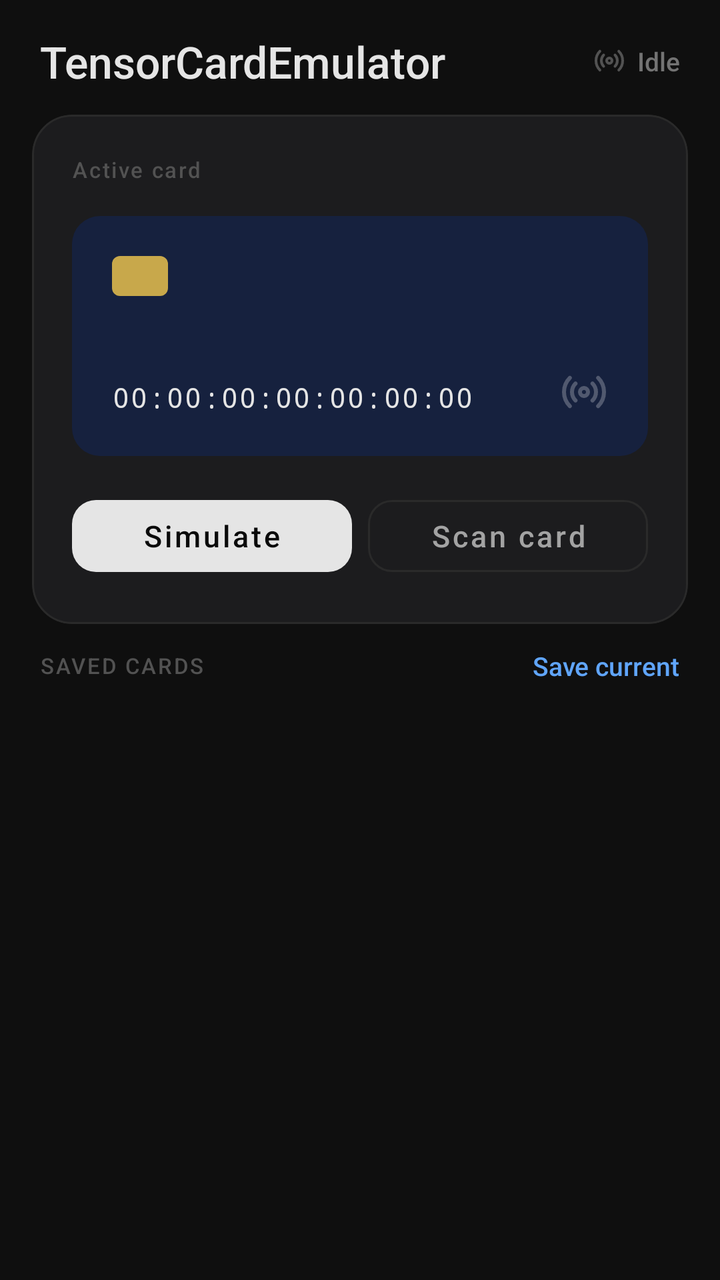
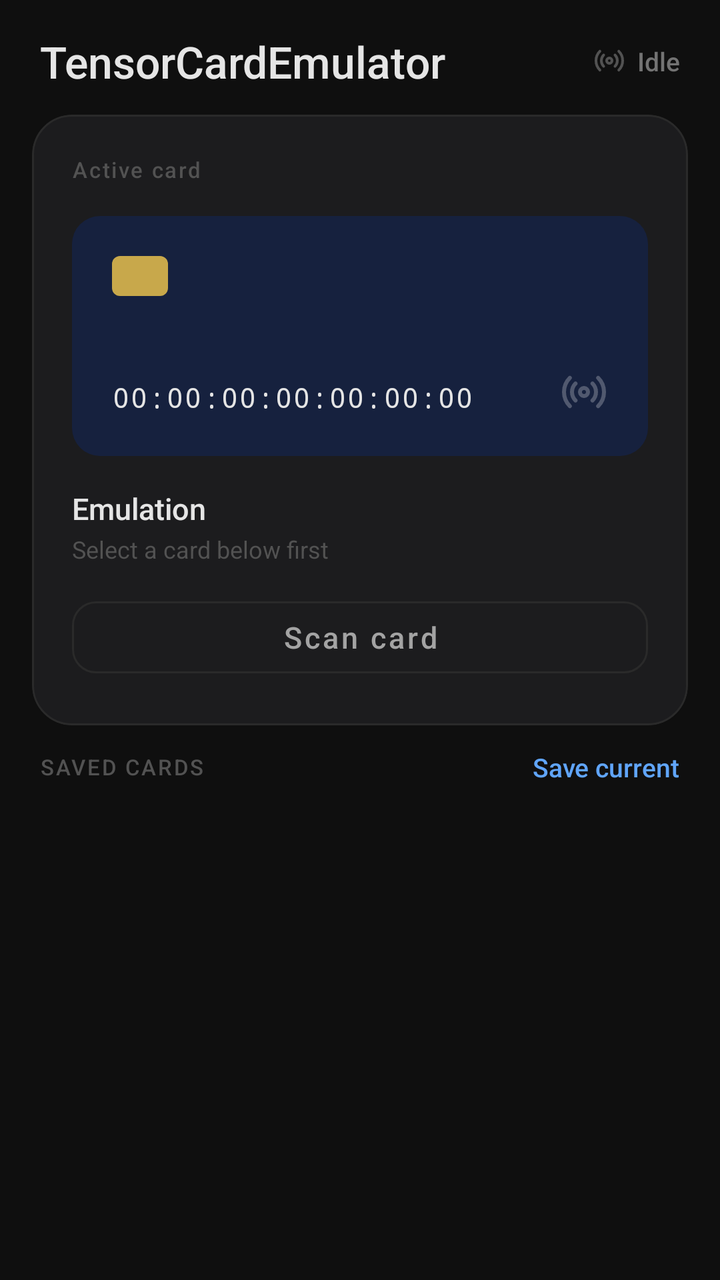

Before-and-after screenshots of an Android layout around one commit, followed by the original layout XML and the change that was made.
<!-- AndroidManifest.xml: application theme Theme.TensorCardEmulator -->
<!-- res/layout/activity_nfc_emulator.xml -->
<?xml version="1.0" encoding="utf-8"?>
<LinearLayout xmlns:android="http://schemas.android.com/apk/res/android"
    xmlns:app="http://schemas.android.com/apk/res-auto"
    xmlns:tools="http://schemas.android.com/tools"
    android:layout_width="match_parent"
    android:layout_height="match_parent"
    android:background="#0F0F0F"
	android:fitsSystemWindows="true"
    android:orientation="vertical">

    <LinearLayout
        android:layout_width="match_parent"
        android:layout_height="wrap_content"
        android:orientation="horizontal"
        android:gravity="center_vertical"
        android:paddingStart="20dp"
        android:paddingEnd="20dp"
        android:paddingTop="16dp"
        android:paddingBottom="12dp">

        <TextView
            android:layout_width="0dp"
            android:layout_height="wrap_content"
            android:layout_weight="1"
            android:text="@string/app_name"
            android:textColor="#E5E5E5"
            android:textSize="22sp"
            android:fontFamily="sans-serif-medium" />

        <LinearLayout
            android:layout_width="wrap_content"
            android:layout_height="wrap_content"
            android:gravity="center_vertical"
            android:orientation="horizontal">

            <ImageView
                android:id="@+id/statusIcon"
                android:layout_width="16dp"
                android:layout_height="16dp"
                android:layout_marginEnd="6dp"
                android:src="@drawable/radio"
                app:tint="#525252"
                tools:ignore="ContentDescription" />

            <TextView
                android:id="@+id/statusText"
                android:layout_width="wrap_content"
                android:layout_height="wrap_content"
                android:text="@string/IDLE"
                android:textColor="#737373"
                android:textSize="13sp"
                android:fontFamily="sans-serif-medium" />

        </LinearLayout>

    </LinearLayout>

    <androidx.core.widget.NestedScrollView
        android:layout_width="match_parent"
        android:layout_height="0dp"
        android:layout_weight="1">

        <LinearLayout
            android:layout_width="match_parent"
            android:layout_height="wrap_content"
            android:orientation="vertical"
            android:paddingStart="16dp"
            android:paddingEnd="16dp"
            android:paddingBottom="100dp">

            <com.google.android.material.card.MaterialCardView
                android:layout_width="match_parent"
                android:layout_height="wrap_content"
                android:layout_marginBottom="12dp"
                app:cardBackgroundColor="#1C1C1E"
                app:cardCornerRadius="20dp"
                app:cardElevation="0dp"
                app:strokeColor="#2A2A2A"
                app:strokeWidth="1dp">

                <LinearLayout
                    android:layout_width="match_parent"
                    android:layout_height="wrap_content"
                    android:orientation="vertical"
                    android:padding="20dp">

                    <TextView
                        android:layout_width="wrap_content"
                        android:layout_height="wrap_content"
                        android:layout_marginBottom="16dp"
                        android:text="@string/ACTIVE_CARD"
                        android:textColor="#525252"
                        android:textSize="11sp"
                        android:letterSpacing="0.08"
                        android:fontFamily="sans-serif-medium" />

                    <FrameLayout
                        android:layout_width="match_parent"
                        android:layout_height="120dp"
                        android:layout_marginBottom="16dp"
                        android:background="@drawable/bg_card_visual"
                        android:padding="20dp">

                        <View
                            android:layout_width="28dp"
                            android:layout_height="20dp"
                            android:layout_gravity="top|start"
                            android:background="@drawable/bg_chip" />

                        <TextView
                            android:id="@+id/serialTextView"
                            android:layout_width="wrap_content"
                            android:layout_height="wrap_content"
                            android:layout_gravity="bottom|start"
                            android:fontFamily="monospace"
                            android:text="@string/DEFAULT_SERIAL_NUMBER"
                            android:textColor="#E5E5E5"
                            android:textSize="14sp"
                            android:letterSpacing="0.05" />

                        <ImageView
                            android:layout_width="24dp"
                            android:layout_height="24dp"
                            android:layout_gravity="bottom|end"
                            android:src="@drawable/radio"
                            app:tint="#40FFFFFF"
                            tools:ignore="ContentDescription" />

                    </FrameLayout>

                    <LinearLayout
                        android:layout_width="match_parent"
                        android:layout_height="wrap_content"
                        android:orientation="horizontal">

                        <com.google.android.material.button.MaterialButton
                            android:id="@+id/btnToggle"
                            android:layout_width="0dp"
                            android:layout_height="48dp"
                            android:layout_weight="1"
                            android:layout_marginEnd="8dp"
                            android:text="@string/SIMULATE"
                            android:textAllCaps="false"
                            android:textColor="#0A0A0A"
                            android:textSize="15sp"
                            android:stateListAnimator="@null"
                            app:backgroundTint="#E5E5E5"
                            app:cornerRadius="12dp"
                            app:elevation="0dp" />

                        <com.google.android.material.button.MaterialButton
                            android:id="@+id/btnScan"
                            style="@style/Widget.MaterialComponents.Button.OutlinedButton"
                            android:layout_width="0dp"
                            android:layout_height="48dp"
                            android:layout_weight="1"
                            android:text="@string/SCAN"
                            android:textAllCaps="false"
                            android:textColor="#A3A3A3"
                            android:textSize="15sp"
                            android:stateListAnimator="@null"
                            app:strokeColor="#2A2A2A"
                            app:cornerRadius="12dp"
                            app:elevation="0dp" />

                    </LinearLayout>

                </LinearLayout>

            </com.google.android.material.card.MaterialCardView>

            <LinearLayout
                android:layout_width="match_parent"
                android:layout_height="wrap_content"
                android:orientation="horizontal"
                android:gravity="center_vertical"
                android:layout_marginBottom="10dp"
                android:paddingStart="4dp"
                android:paddingEnd="4dp">

                <TextView
                    android:layout_width="0dp"
                    android:layout_height="wrap_content"
                    android:layout_weight="1"
                    android:text="@string/SAVED_CARDS"
                    android:textColor="#525252"
                    android:textSize="11sp"
                    android:letterSpacing="0.08"
                    android:fontFamily="sans-serif-medium" />

                <TextView
                    android:id="@+id/btnSaveCard"
                    android:layout_width="wrap_content"
                    android:layout_height="wrap_content"
                    android:text="@string/SAVE_CURRENT"
                    android:textColor="#60A5FA"
                    android:textSize="13sp"
                    android:fontFamily="sans-serif-medium" />

            </LinearLayout>

            <androidx.recyclerview.widget.RecyclerView
                android:id="@+id/savedCardsRecyclerView"
                android:layout_width="match_parent"
                android:layout_height="wrap_content"
                android:nestedScrollingEnabled="false" />

            <TextView
                android:id="@+id/emptyCardsText"
                android:layout_width="match_parent"
                android:layout_height="wrap_content"
                android:text="@string/NO_CARDS"
                android:textColor="#3A3A3A"
                android:textSize="14sp"
                android:gravity="center"
                android:paddingTop="24dp"
                android:paddingBottom="24dp"
                android:visibility="gone" />

        </LinearLayout>

    </androidx.core.widget.NestedScrollView>

</LinearLayout>
<!-- resources referenced by this layout -->
<resources>
  <!-- drawable bg_card_visual (drawable) -->
  <?xml version="1.0" encoding="utf-8"?>
  <shape xmlns:android="http://schemas.android.com/apk/res/android">
      <solid android:color="#16213E" />
      <corners android:radius="14dp" />
  </shape>
  <!-- drawable bg_chip (drawable) -->
  <?xml version="1.0" encoding="utf-8"?>
  <shape xmlns:android="http://schemas.android.com/apk/res/android">
      <solid android:color="#C8A84B" />
      <corners android:radius="4dp" />
  </shape>
  <!-- drawable radio (drawable) -->
  <vector xmlns:android="http://schemas.android.com/apk/res/android"
      android:width="24dp"
      android:height="24dp"
      android:viewportWidth="24"
      android:viewportHeight="24">
    <path
        android:pathData="M16.247,7.761C17.37,8.886 18.001,10.41 18.001,12C18.001,13.59 17.37,15.114 16.247,16.239"
        android:strokeLineJoin="round"
        android:strokeWidth="2"
        android:fillColor="#00000000"
        android:strokeColor="#ffffff"
        android:strokeLineCap="round"/>
    <path
        android:pathData="M19.075,4.933C20.948,6.808 22,9.35 22,12C22,14.65 20.948,17.192 19.075,19.067"
        android:strokeLineJoin="round"
        android:strokeWidth="2"
        android:fillColor="#00000000"
        android:strokeColor="#ffffff"
        android:strokeLineCap="round"/>
    <path
        android:pathData="M4.925,19.067C3.052,17.192 2,14.65 2,12C2,9.35 3.052,6.808 4.925,4.933"
        android:strokeLineJoin="round"
        android:strokeWidth="2"
        android:fillColor="#00000000"
        android:strokeColor="#ffffff"
        android:strokeLineCap="round"/>
    <path
        android:pathData="M7.753,16.239C6.63,15.114 5.999,13.59 5.999,12C5.999,10.41 6.63,8.886 7.753,7.761"
        android:strokeLineJoin="round"
        android:strokeWidth="2"
        android:fillColor="#00000000"
        android:strokeColor="#ffffff"
        android:strokeLineCap="round"/>
    <path
        android:pathData="M12,14C13.105,14 14,13.105 14,12C14,10.895 13.105,10 12,10C10.895,10 10,10.895 10,12C10,13.105 10.895,14 12,14Z"
        android:strokeLineJoin="round"
        android:strokeWidth="2"
        android:fillColor="#00000000"
        android:strokeColor="#ffffff"
        android:strokeLineCap="round"/>
  </vector>
  <string name="ACTIVE_CARD">Active card</string>
  <string name="DEFAULT_SERIAL_NUMBER">00:00:00:00:00:00:00</string>
  <string name="IDLE">Idle</string>
  <string name="NO_CARDS">No saved cards yet</string>
  <string name="SAVED_CARDS">SAVED CARDS</string>
  <string name="SAVE_CURRENT">Save current</string>
  <string name="SCAN">Scan card</string>
  <string name="SIMULATE">Simulate</string>
  <string name="app_name">TensorCardEmulator</string>
  <style name="Theme.TensorCardEmulator" parent="Theme.MaterialComponents.DayNight.NoActionBar">
          <item name="colorPrimary">@color/purple_500</item>
          <item name="colorPrimaryVariant">@color/purple_700</item>
          <item name="colorOnPrimary">@color/white</item>
          <item name="colorSecondary">@color/teal_200</item>
          <item name="colorSecondaryVariant">@color/teal_700</item>
          <item name="colorOnSecondary">@color/black</item>
          <item name="android:statusBarColor">@android:color/transparent</item>
          <item name="android:windowDrawsSystemBarBackgrounds">true</item>
          <item name="android:windowLayoutInDisplayCutoutMode">shortEdges</item>
      </style>
  <color name="purple_500">#FF6200EE</color>
  <color name="purple_700">#FF3700B3</color>
  <color name="white">#FFFFFFFF</color>
  <color name="teal_200">#FF03DAC5</color>
  <color name="teal_700">#FF018786</color>
  <color name="black">#FF000000</color>
</resources>

<!-- the commit's change to res/layout/activity_nfc_emulator.xml (unified diff, before → after) -->
@@ -5,7 +5,7 @@
     android:layout_width="match_parent"
     android:layout_height="match_parent"
     android:background="#0F0F0F"
-	android:fitsSystemWindows="true"
+    android:fitsSystemWindows="true"
     android:orientation="vertical">
 
     <LinearLayout
@@ -131,39 +131,57 @@
                     <LinearLayout
                         android:layout_width="match_parent"
                         android:layout_height="wrap_content"
-                        android:orientation="horizontal">
-
-                        <com.google.android.material.button.MaterialButton
-                            android:id="@+id/btnToggle"
+                        android:orientation="horizontal"
+                        android:gravity="center_vertical"
+                        android:layout_marginBottom="12dp">
+
+                        <LinearLayout
                             android:layout_width="0dp"
-                            android:layout_height="48dp"
+                            android:layout_height="wrap_content"
                             android:layout_weight="1"
-                            android:layout_marginEnd="8dp"
-                            android:text="@string/SIMULATE"
-                            android:textAllCaps="false"
-                            android:textColor="#0A0A0A"
-                            android:textSize="15sp"
-                            android:stateListAnimator="@null"
-                            app:backgroundTint="#E5E5E5"
-                            app:cornerRadius="12dp"
-                            app:elevation="0dp" />
-
-                        <com.google.android.material.button.MaterialButton
-                            android:id="@+id/btnScan"
-                            style="@style/Widget.MaterialComponents.Button.OutlinedButton"
-                            android:layout_width="0dp"
-                            android:layout_height="48dp"
-                            android:layout_weight="1"
-                            android:text="@string/SCAN"
-                            android:textAllCaps="false"
-                            android:textColor="#A3A3A3"
-                            android:textSize="15sp"
-                            android:stateListAnimator="@null"
-                            app:strokeColor="#2A2A2A"
-                            app:cornerRadius="12dp"
-                            app:elevation="0dp" />
+                            android:orientation="vertical">
+
+                            <TextView
+                                android:layout_width="wrap_content"
+                                android:layout_height="wrap_content"
+                                android:text="@string/EMULATION"
+                                android:textColor="#E5E5E5"
+                                android:textSize="15sp"
+                                android:fontFamily="sans-serif-medium" />
+
+                            <TextView
+                                android:id="@+id/masterToggleSubtext"
+                                android:layout_width="wrap_content"
+                                android:layout_height="wrap_content"
+                                android:text="@string/SELECT_CARD_FIRST"
+                                android:textColor="#525252"
+                                android:textSize="12sp"
+                                android:layout_marginTop="2dp" />
+
+                        </LinearLayout>
+
+                        <com.google.android.material.materialswitch.MaterialSwitch
+                            android:id="@+id/masterSwitch"
+                            android:layout_width="wrap_content"
+                            android:layout_height="wrap_content"
+                            android:enabled="false"
+                            android:checked="false" />
 
                     </LinearLayout>
+
+                    <com.google.android.material.button.MaterialButton
+                        android:id="@+id/btnScan"
+                        style="@style/Widget.MaterialComponents.Button.OutlinedButton"
+                        android:layout_width="match_parent"
+                        android:layout_height="48dp"
+                        android:text="@string/SCAN"
+                        android:textAllCaps="false"
+                        android:textColor="#A3A3A3"
+                        android:textSize="15sp"
+                        android:stateListAnimator="@null"
+                        app:strokeColor="#2A2A2A"
+                        app:cornerRadius="12dp"
+                        app:elevation="0dp" />
 
                 </LinearLayout>
 
<!-- resource entries referenced after the edit -->
@@ -56,12 +56,13 @@
   </vector>
   <string name="ACTIVE_CARD">Active card</string>
   <string name="DEFAULT_SERIAL_NUMBER">00:00:00:00:00:00:00</string>
+  <string name="EMULATION">Emulation</string>
   <string name="IDLE">Idle</string>
   <string name="NO_CARDS">No saved cards yet</string>
   <string name="SAVED_CARDS">SAVED CARDS</string>
   <string name="SAVE_CURRENT">Save current</string>
   <string name="SCAN">Scan card</string>
-  <string name="SIMULATE">Simulate</string>
+  <string name="SELECT_CARD_FIRST">Select a card below first</string>
   <string name="app_name">TensorCardEmulator</string>
   <style name="Theme.TensorCardEmulator" parent="Theme.MaterialComponents.DayNight.NoActionBar">
           <item name="colorPrimary">@color/purple_500</item>
